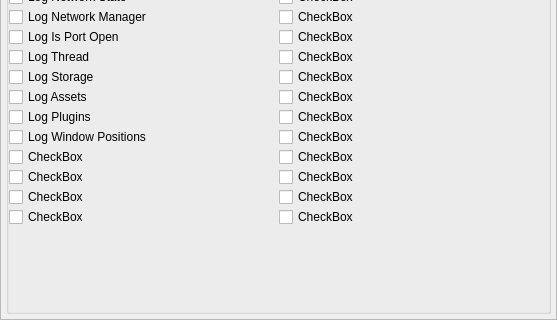
nolimitconnect/NoLimitConnect, file nolimitgui/src/Forms/AppletLogSettings.ui: the form before one commit; both pictures show x 0 to 557 and y 418 to 738 of the 557 by 738 pixel window.
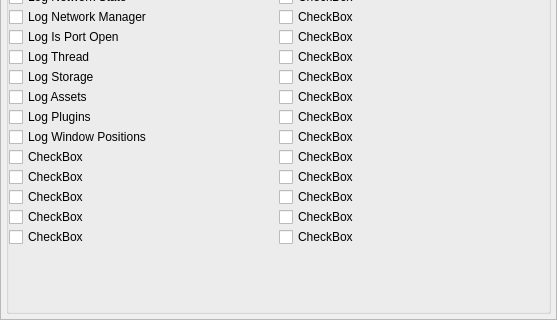
The form after the commit.

Diff of the .ui file:
```diff
--- a/nolimitgui/src/Forms/AppletLogSettings.ui
+++ b/nolimitgui/src/Forms/AppletLogSettings.ui
@@ -546,6 +546,13 @@
                 </property>
                </widget>
               </item>
+              <item>
+               <widget class="QCheckBox" name="m_LogModuleCheckBox_37">
+                <property name="text">
+                 <string notr="true">CheckBox</string>
+                </property>
+               </widget>
+              </item>
               <item>
                <spacer name="verticalSpacer_3">
                 <property name="orientation">
@@ -728,6 +735,13 @@
                 </property>
                </widget>
               </item>
+              <item>
+               <widget class="QCheckBox" name="m_LogModuleCheckBox_38">
+                <property name="text">
+                 <string notr="true">CheckBox</string>
+                </property>
+               </widget>
+              </item>
               <item>
                <spacer name="verticalSpacer_4">
                 <property name="orientation">
```
